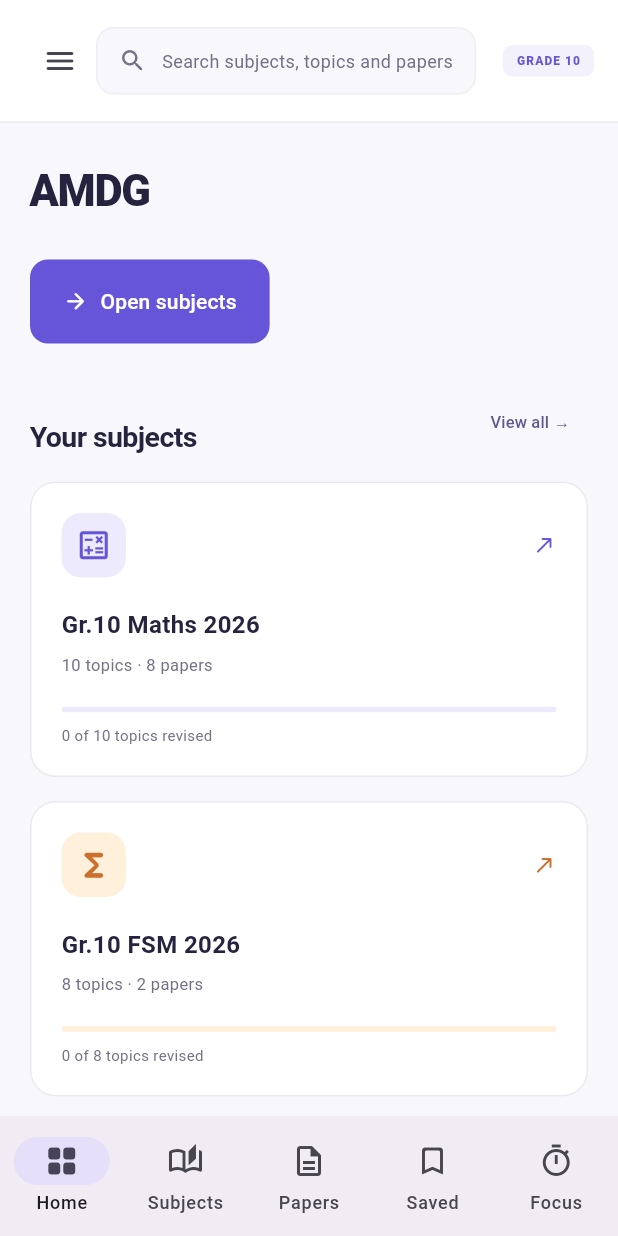
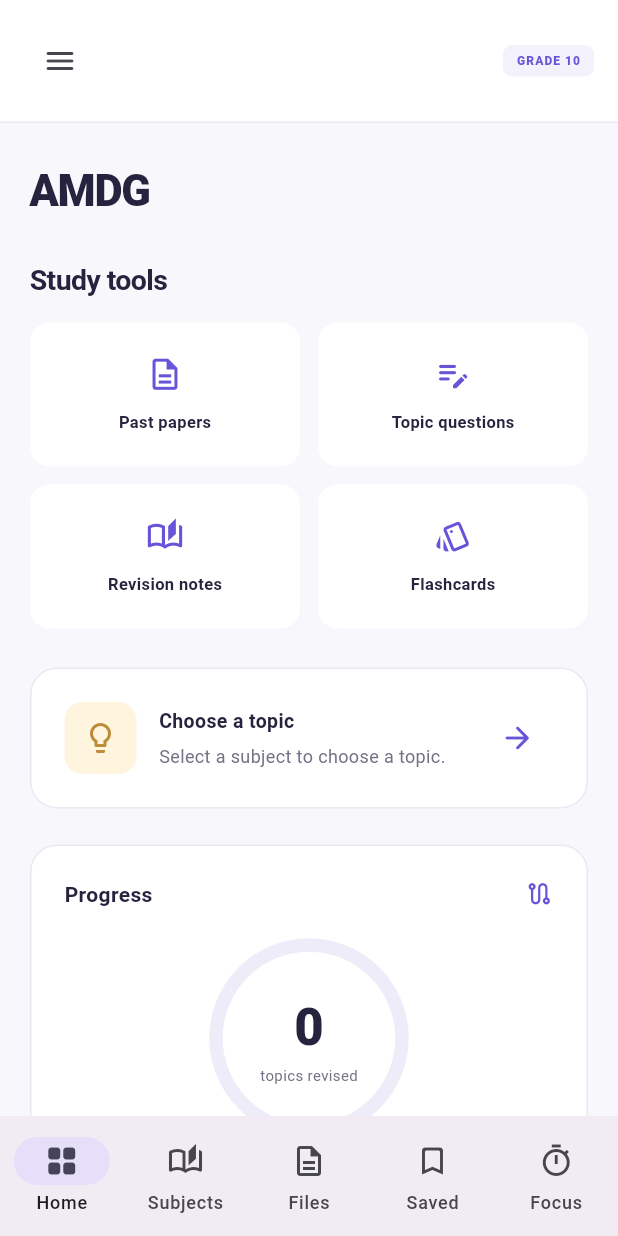
Before and after one commit to JoaoPedra-AMDG/DLS_app, a Flutter app: the screen it shows after launch, on a phone screen of 412 x 824 dp. Run offline on Flutter 3.47's test engine with Material 3 defaults, Android fonts, the phone set to English and light mode, and no system bars; our stand-ins replace shared_preferences, web; missing offline and left inert: dart:js_interop.

Commit message:
Simplify Home and reveal search on upward swipes

```diff
--- a/lib/app.dart
+++ b/lib/app.dart
@@ -1,6 +1,8 @@
 import 'dart:math' as math;
 import 'package:flutter/foundation.dart';
+import 'package:flutter/gestures.dart';
 import 'package:flutter/material.dart';
+import 'package:flutter/services.dart';
 import 'pdf_reader_screen.dart';
 import 'platform_actions.dart' as platform;
 import 'models.dart';
@@ -118,6 +120,9 @@ class _StudyShellState extends State<StudyShell> {
   String year = 'All years', kind = 'All resources', division = 'All';
   String classroomQuery = '', classroomKind = 'All types';
   bool classroomLocalOnly = false;
+  bool searchVisible = false;
+  Offset? searchSwipeStart;
+  int? searchPointer;
   int classroomLimit = 24;
   final scroll = ScrollController();
   final focusSession = FocusSession();
@@ -131,6 +136,7 @@ class _StudyShellState extends State<StudyShell> {
 
   void go(String target) {
     setState(() {
+      searchVisible = false;
       nav = target;
       classroomQuery = '';
       classroomKind = 'All types';
@@ -153,6 +159,7 @@ class _StudyShellState extends State<StudyShell> {
 
   void openSubject(String id, {int tab = 0}) {
     setState(() {
+      searchVisible = false;
       subjectId = id;
       topic = null;
       subjectTab = tab;
@@ -171,6 +178,7 @@ class _StudyShellState extends State<StudyShell> {
   void openTopic(Json t, {int tab = 0}) {
     store.rememberTopic(t['id']);
     setState(() {
+      searchVisible = false;
       topic = t;
       subjectId = t['subject'];
       topicTab = tab;
@@ -245,6 +253,41 @@ class _StudyShellState extends State<StudyShell> {
 
   void notice(String text) =>
       ScaffoldMessenger.of(context).showSnackBar(SnackBar(content: Text(text)));
+
+  void showSearchBar(bool value) {
+    if (searchVisible != value) setState(() => searchVisible = value);
+  }
+
+  Widget swipeSearchSurface({required Widget child}) => Listener(
+    key: const ValueKey('study-scroll-surface'),
+    behavior: HitTestBehavior.translucent,
+    onPointerDown: (event) {
+      searchPointer = event.pointer;
+      searchSwipeStart = event.position;
+    },
+    onPointerMove: (event) {
+      if (searchPointer != event.pointer || searchSwipeStart == null) return;
+      final movement = event.position - searchSwipeStart!;
+      if (movement.dy.abs() >= 32 &&
+          movement.dy.abs() > movement.dx.abs() * 1.25) {
+        showSearchBar(movement.dy < 0);
+        searchSwipeStart = event.position;
+      }
+    },
+    onPointerUp: (event) {
+      if (event.pointer == searchPointer) searchSwipeStart = null;
+    },
+    onPointerCancel: (event) {
+      if (event.pointer == searchPointer) searchSwipeStart = null;
+    },
+    onPointerSignal: (event) {
+      if (event is PointerScrollEvent &&
+          event.scrollDelta.dy.abs() > event.scrollDelta.dx.abs()) {
+        showSearchBar(event.scrollDelta.dy > 0);
+      }
+    },
+    child: child,
+  );
   @override
   Widget build(BuildContext context) => AnimatedBuilder(
     animation: store,
@@ -252,7 +295,14 @@ class _StudyShellState extends State<StudyShell> {
         (context, _) => LayoutBuilder(
           builder: (context, constraints) {
             final wide = constraints.maxWidth >= 1050;
-            return Scaffold(
+            return CallbackShortcuts(
+              bindings: {
+                const SingleActivator(LogicalKeyboardKey.keyK, control: true):
+                    search,
+                const SingleActivator(LogicalKeyboardKey.keyK, meta: true):
+                    search,
+              },
+              child: Scaffold(
                 drawer:
                     wide
                         ? null
@@ -295,7 +345,7 @@ class _StudyShellState extends State<StudyShell> {
                             ),
                             NavigationDestination(
                               icon: Icon(Icons.description_outlined),
-                            label: 'Papers',
+                              label: 'Files',
                             ),
                             NavigationDestination(
                               icon: Icon(Icons.bookmark_border_rounded),
@@ -316,6 +366,7 @@ class _StudyShellState extends State<StudyShell> {
                           children: [
                             header(wide),
                             Expanded(
+                              child: swipeSearchSurface(
                                 child: SingleChildScrollView(
                                   controller: scroll,
                                   padding: EdgeInsets.fromLTRB(
@@ -348,7 +399,9 @@ class _StudyShellState extends State<StudyShell> {
                                           if (topic != null)
                                             topicPage(topic!)
                                           else if (subjectId != null)
-                                        subjectPage(store.subject(subjectId!))
+                                            subjectPage(
+                                              store.subject(subjectId!),
+                                            )
                                           else if (nav == 'Overview')
                                             dashboard()
                                           else if (nav == 'My subjects')
@@ -383,22 +436,25 @@ class _StudyShellState extends State<StudyShell> {
                                                     fontSize: 12,
                                                     color: purple,
                                                     decoration:
-                                                    TextDecoration.underline,
-                                              ),
-                                            ),
-                                          ),
-                                        ],
-                                      ),
-                                    ],
-                                  ),
-                                ),
-                              ),
-                            ),
-                          ),
-                        ],
-                      ),
-                    ),
-                  ],
+                                                        TextDecoration
+                                                            .underline,
+                                                  ),
+                                                ),
+                                              ),
+                                            ],
+                                          ),
+                                        ],
+                                      ),
+                                    ),
+                                  ),
+                                ),
+                              ),
+                            ),
+                          ],
+                        ),
+                      ),
+                    ],
+                  ),
                 ),
               ),
             );
@@ -539,6 +595,7 @@ class _StudyShellState extends State<StudyShell> {
                 ),
               ),
             ),
+          if (nav != 'Overview') ...[
             const SizedBox(height: 28),
             const Padding(
               padding: EdgeInsets.only(left: 13, bottom: 12),
@@ -589,6 +646,7 @@ class _StudyShellState extends State<StudyShell> {
                   ),
               ],
             ),
+          ],
           const SizedBox(height: 22),
           const Row(
             children: [
@@ -651,10 +709,17 @@ class _StudyShellState extends State<StudyShell> {
           ),
           const Spacer(),
         ],
+        if (searchVisible)
           Expanded(
             flex: wide ? 0 : 1,
             child: SizedBox(
               width: wide ? 310 : null,
+              child: Semantics(
+                container: true,
+                button: true,
+                label: 'Search subjects, topics and papers',
+                onTap: search,
+                excludeSemantics: true,
                 child: InkWell(
                   borderRadius: BorderRadius.circular(12),
                   onTap: search,
@@ -685,7 +750,9 @@ class _StudyShellState extends State<StudyShell> {
                 ),
               ),
             ),
-        const SizedBox(width: 18),
+          ),
+        if (!searchVisible && !wide) const Spacer(),
+        if (searchVisible) const SizedBox(width: 18),
         const Pill(text: 'GRADE 10', color: purple),
       ],
     ),
@@ -723,12 +790,6 @@ class _StudyShellState extends State<StudyShell> {
                 child: Column(
                   crossAxisAlignment: CrossAxisAlignment.start,
                   children: [
-                    hero(),
-                    const SizedBox(height: 28),
-                    sectionTitle('Your subjects', ''),
-                    const SizedBox(height: 16),
-                    subjectGrid(),
-                    const SizedBox(height: 28),
                     sectionTitle('Study tools', ''),
                     const SizedBox(height: 15),
                     studyModes(),
@@ -827,11 +888,6 @@ class _StudyShellState extends State<StudyShell> {
       ],
     ),
   );
-  Widget hero() => FilledButton.icon(
-    onPressed: () => go('My subjects'),
-    icon: const Icon(Icons.arrow_forward_rounded, size: 17),
-    label: const Text('Open subjects'),
-  );
   Widget sectionTitle(String title, String sub) => Row(
     crossAxisAlignment: CrossAxisAlignment.end,
     children: [
@@ -853,11 +909,6 @@ class _StudyShellState extends State<StudyShell> {
             ],
           ],
         ),
-      ),
-      if (title == 'Your subjects')
-        TextButton(
-          onPressed: () => go('My subjects'),
-          child: const Text('View all →', style: TextStyle(fontSize: 11)),
       ),
     ],
   );
```
Also changed, not shown: 2 other files. Lines whose indentation alone changed are shown as unchanged.
